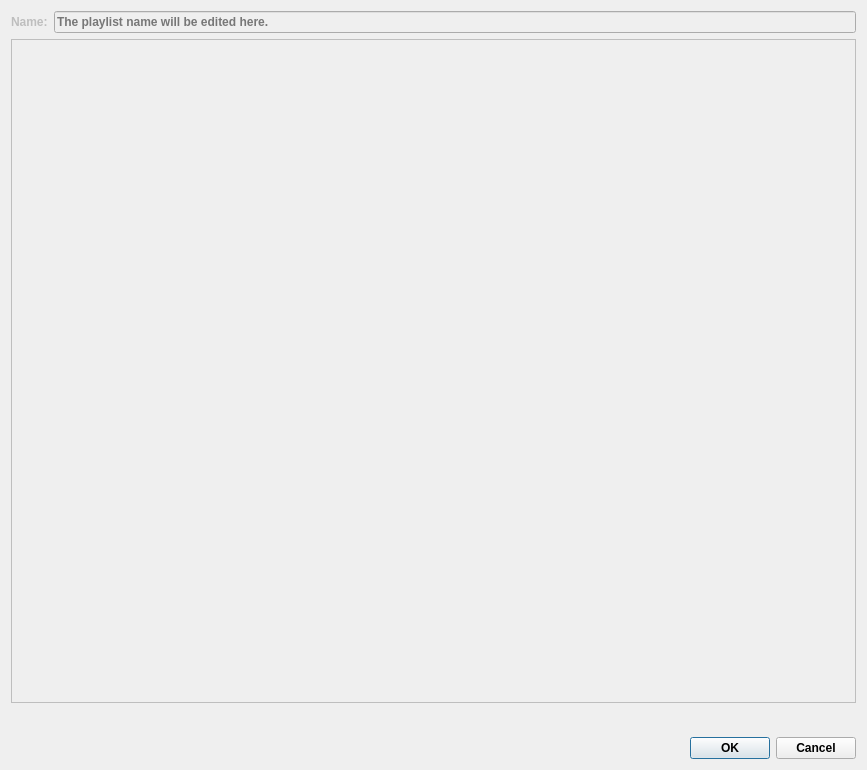
Qt form ui/dialogs/playlistedit.ui (amirmohsen1384/Mockingbird) before a commit.
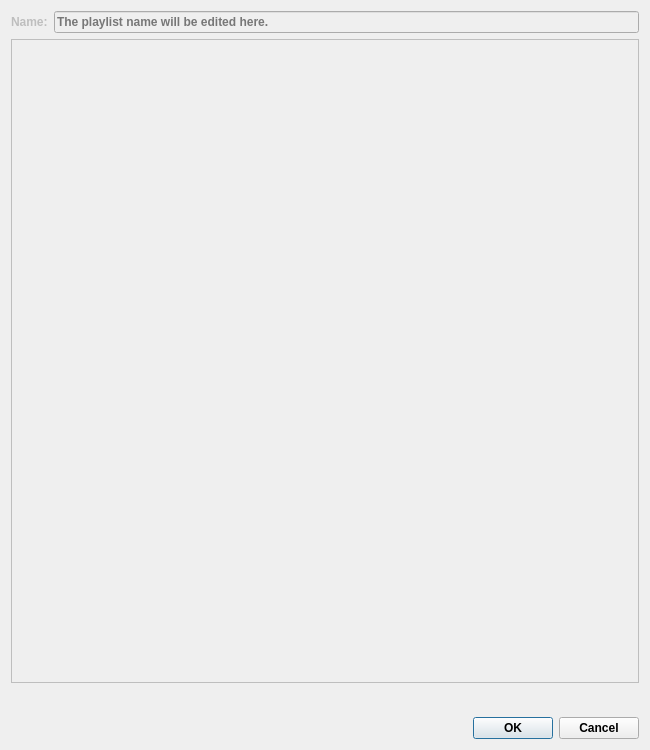
The same form after that commit. Icons and pictures are not drawn.

Commit message: Adjusted the size of dialogs

What changed in the file:
```diff
--- a/ui/dialogs/playlistedit.ui
+++ b/ui/dialogs/playlistedit.ui
@@ -6,8 +6,8 @@
    <rect>
     <x>0</x>
     <y>0</y>
-    <width>867</width>
-    <height>770</height>
+    <width>650</width>
+    <height>750</height>
    </rect>
   </property>
   <property name="font">
```
The commit also changes 4 other files.
